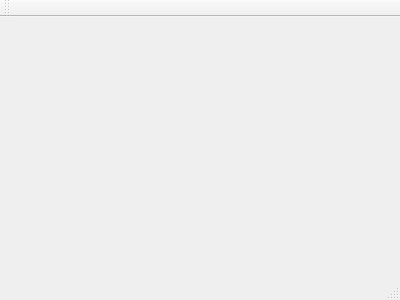
Qt form App/AppTest/appmainwindowtest.ui (tiangaomingjing/ServoDriveTech) before a commit.
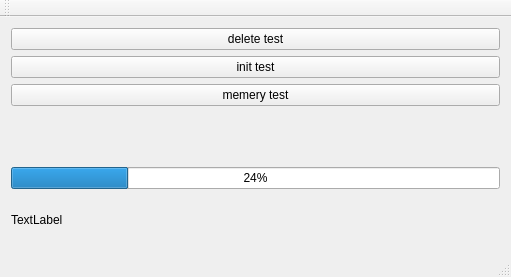
The same form after that commit.

```diff
--- a/App/AppTest/appmainwindowtest.ui
+++ b/App/AppTest/appmainwindowtest.ui
@@ -1,24 +1,80 @@
 <ui version="4.0">
  <class>AppMainWindowTest</class>
- <widget class="QMainWindow" name="AppMainWindowTest" >
-  <property name="geometry" >
+ <widget class="QMainWindow" name="AppMainWindowTest">
+  <property name="geometry">
    <rect>
     <x>0</x>
     <y>0</y>
-    <width>400</width>
-    <height>300</height>
+    <width>511</width>
+    <height>277</height>
    </rect>
   </property>
   <property name="windowTitle" >
    <string>AppMainWindowTest</string>
   </property>
-  <widget class="QMenuBar" name="menuBar" />
-  <widget class="QToolBar" name="mainToolBar" />
-  <widget class="QWidget" name="centralWidget" />
-  <widget class="QStatusBar" name="statusBar" />
+  <widget class="QWidget" name="centralWidget">
+   <layout class="QVBoxLayout" name="verticalLayout">
+    <item>
+     <widget class="QPushButton" name="pushButton">
+      <property name="text">
+       <string>delete test</string>
+      </property>
+     </widget>
+    </item>
+    <item>
+     <widget class="QPushButton" name="pushButton_init">
+      <property name="text">
+       <string>init test</string>
+      </property>
+     </widget>
+    </item>
+    <item>
+     <widget class="QPushButton" name="pushButton_memery">
+      <property name="text">
+       <string>memery test</string>
+      </property>
+     </widget>
+    </item>
+    <item>
+     <widget class="QWidget" name="widget" native="true"/>
+    </item>
+    <item>
+     <widget class="QProgressBar" name="progressBar">
+      <property name="value">
+       <number>24</number>
+      </property>
+     </widget>
+    </item>
+    <item>
+     <widget class="QLabel" name="label">
+      <property name="text">
+       <string>TextLabel</string>
+      </property>
+     </widget>
+    </item>
+   </layout>
+  </widget>
+  <widget class="QMenuBar" name="menuBar">
+   <property name="geometry">
+    <rect>
+     <x>0</x>
+     <y>0</y>
+     <width>511</width>
+     <height>23</height>
+    </rect>
+   </property>
+  </widget>
+  <widget class="QToolBar" name="mainToolBar">
+   <attribute name="toolBarArea">
+    <enum>TopToolBarArea</enum>
+   </attribute>
+   <attribute name="toolBarBreak">
+    <bool>false</bool>
+   </attribute>
+  </widget>
+  <widget class="QStatusBar" name="statusBar"/>
  </widget>
- <layoutDefault spacing="6" margin="11" />
- <pixmapfunction></pixmapfunction>
+ <layoutdefault spacing="6" margin="11"/>
  <resources/>
  <connections/>
 </ui>
```
Left out of the diff: 3 changed lines with no effect on the pictures.
